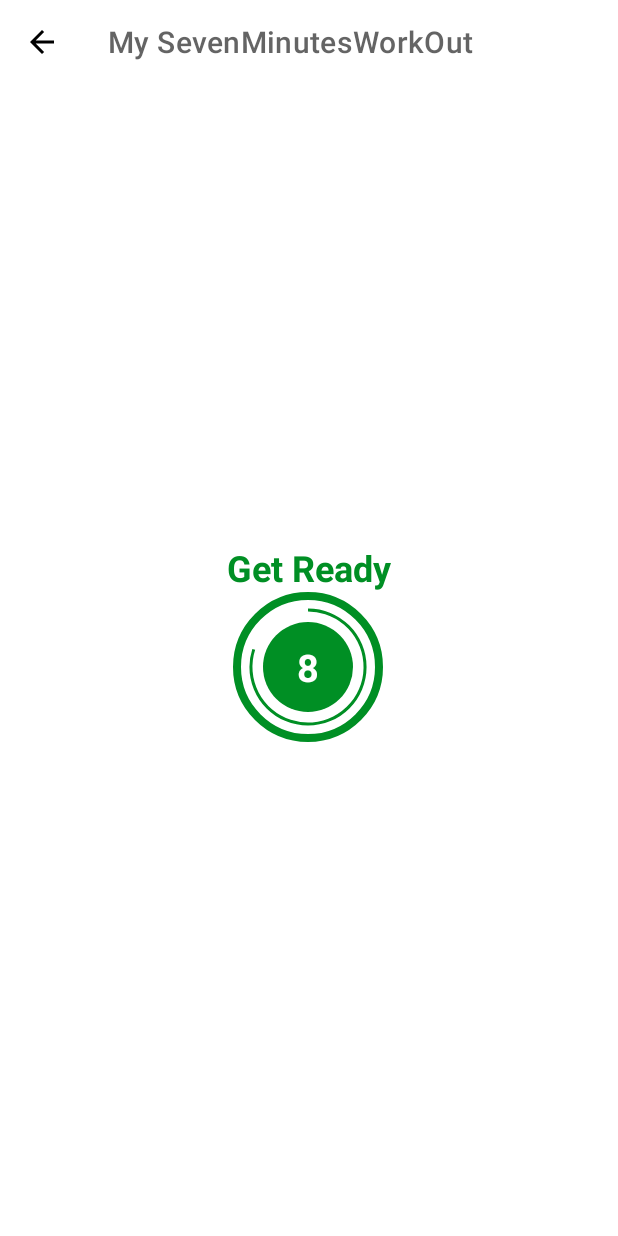
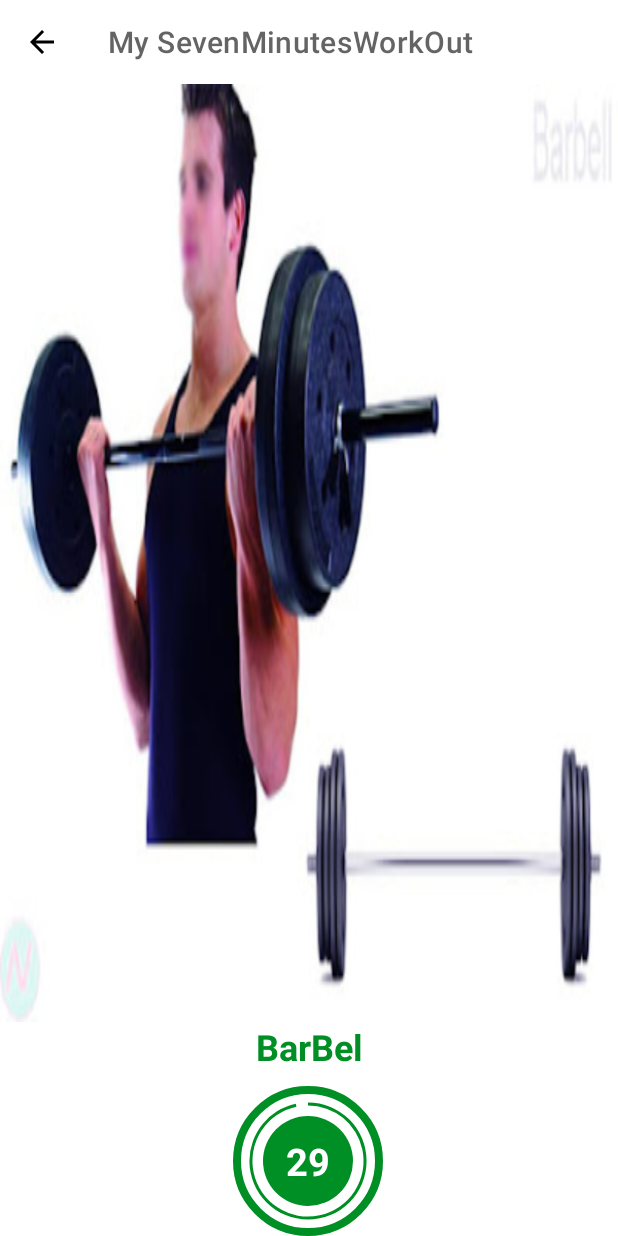
Before and after one commit to Atif123Rasheed/SevenMinutesWorkOut, an Android app: the ExerciseActivity screen opened directly, with no data from a screen before it, on a phone screen of 412 x 824 dp. Run offline under Robolectric (Android 15) with nearby library versions, the phone set to English and light mode, and no system bars.

Commit message:
Commit 2 exercise Screens

```diff
--- /dev/null
+++ b/app/src/main/java/com/example/mysevenminutesworkout/Constants.kt
@@ -0,0 +1,100 @@
+package com.example.mysevenminutesworkout
+
+object Constants {
+    fun defaultExerciseList():ArrayList<ExerciseModels>{
+
+        val exerciseList = ArrayList<ExerciseModels>()
+
+        val barbell = ExerciseModels(
+            1,
+            "BarBel",
+            R.drawable.image_barbell,
+            isExerciseSelected = false,
+            isExerciseCompleted = false
+        )
+        exerciseList.add(barbell)
+
+        val dumbbell = ExerciseModels(
+            2,
+            "Dumb Bell",
+            R.drawable.image_dumb_bell,
+            isExerciseSelected = false,
+            isExerciseCompleted = false
+        )
+        exerciseList.add(dumbbell)
+
+        val jumpingJack = ExerciseModels(
+            3,
+            "Jumping Jacks",
+            R.drawable.image_jumping_jack,
+            isExerciseSelected = false,
+            isExerciseCompleted = false
+        )
+        exerciseList.add(jumpingJack)
+
+        val planks = ExerciseModels(
+            4,
+            "Plank",
+            R.drawable.image_plunk,
+            isExerciseSelected = false,
+            isExerciseCompleted = false
+        )
+        exerciseList.add(planks)
+
+        val pullUps = ExerciseModels(
+            5,
+            "Pull Ups",
+            R.drawable.image_pull_up,
+            isExerciseSelected = false,
+            isExerciseCompleted = false
+        )
+        exerciseList.add(pullUps)
+
+        val pushUps = ExerciseModels(
+            6,
+            "Push Ups",
+            R.drawable.image_push_ups,
+            isExerciseSelected = false,
+            isExerciseCompleted = false
+        )
+        exerciseList.add(pushUps)
+
+        val sitUps = ExerciseModels(
+            7,
+            "Sit Ups",
+            R.drawable.image_sit_ups,
+            isExerciseSelected = false,
+            isExerciseCompleted = false
+        )
+        exerciseList.add(sitUps)
+
+        val standingForwardBend = ExerciseModels(
+            8,
+            "Standing Forward Bands",
+            R.drawable.image_standing_forward_bend,
+            isExerciseSelected = false,
+            isExerciseCompleted = false
+        )
+        exerciseList.add(standingForwardBend)
+
+        val treadmill = ExerciseModels(
+            9,
+            "Treadmill",
+            R.drawable.image_treadmill,
+            isExerciseSelected = false,
+            isExerciseCompleted = false
+        )
+        exerciseList.add(treadmill)
+
+        val weightPlate = ExerciseModels(
+            10,
+            "Weight Plate",
+            R.drawable.image_weight_plate,
+            isExerciseSelected = false,
+            isExerciseCompleted = false
+        )
+        exerciseList.add(weightPlate)
+
+        return exerciseList
+    }
+}
--- a/app/src/main/java/com/example/mysevenminutesworkout/ExerciseActivity.kt
+++ b/app/src/main/java/com/example/mysevenminutesworkout/ExerciseActivity.kt
@@ -4,11 +4,17 @@ import androidx.appcompat.app.AppCompatActivity
 import android.os.Bundle
 import android.os.CountDownTimer
 import android.view.View
+import android.view.View.INVISIBLE
+import android.view.View.VISIBLE
 import android.widget.Toast
 import com.example.mysevenminutesworkout.databinding.ActivityExerciseBinding
 
 class ExerciseActivity : AppCompatActivity() {
     private var binding:ActivityExerciseBinding?= null
+
+    private var mExerciseList: ArrayList<ExerciseModels>? = null
+    private var mCurrentExercisePosition = -1
+    // private var mSelectedExerciseModels: Int = 0
 
     private var restTimer: CountDownTimer? = null
     private var restProgress = 0
@@ -29,13 +35,22 @@ class ExerciseActivity : AppCompatActivity() {
         if (supportActionBar != null){
             supportActionBar?.setDisplayHomeAsUpEnabled(true)
         }
+        mExerciseList = Constants.defaultExerciseList()
         binding?.toolbarExercise?.setNavigationOnClickListener{
             onBackPressed()
         }
+
+
         setUpRestView()
     }
 
     private fun setUpRestView(){
+        binding?.frameLayoutRestProgressBar?.visibility = VISIBLE
+        binding?.tvTitle?.visibility= VISIBLE
+        binding?.tvExerciseName?.visibility= INVISIBLE
+        binding?.frameLayoutExercise?.visibility = INVISIBLE
+        binding?.ivExercise?.visibility= INVISIBLE
+
         if (restTimer!=null){
             restTimer?.cancel()
             restProgress = 0
@@ -45,26 +60,32 @@ class ExerciseActivity : AppCompatActivity() {
     }
 
     private fun setUpExerciseView(){
-       binding?.frameLayoutProgressBar?.visibility = View.INVISIBLE
-        binding?.tvTitle?.text = "Exercise Name"
-        binding?.frameLayoutExercise?.visibility = View.VISIBLE
+       binding?.frameLayoutRestProgressBar?.visibility = INVISIBLE
+        binding?.tvTitle?.visibility= INVISIBLE
+        binding?.tvExerciseName?.visibility= VISIBLE
+        binding?.ivExercise?.visibility= VISIBLE
+        binding?.frameLayoutExercise?.visibility = VISIBLE
 
         if(exerciseTimer!=null){
             exerciseTimer?.cancel()
             exerciseProgress = 0
         }
         setExerciseProgressBar()
+
+        binding?.ivExercise?.setImageResource(mExerciseList!![mCurrentExercisePosition].getExerciseImage())
+        binding?.tvExerciseName?.text = (mExerciseList!![mCurrentExercisePosition].getExerciseName())
     }
 
     private fun setRestProgressBar(){
         binding?.progressBar?.progress = restProgress
-        restTimer = object : CountDownTimer(10000, 1000){
+        restTimer = object : CountDownTimer(1000, 1000){
             override fun onTick(p0: Long) {
                 restProgress++
                 binding?.progressBar?.progress = 10 - restProgress
                 binding?.tvTimer?.text = (10-restProgress).toString()
             }
             override fun onFinish() {
+                mCurrentExercisePosition++
                 setUpExerciseView()
             }
         }.start()
@@ -73,15 +94,22 @@ class ExerciseActivity : AppCompatActivity() {
 
     private fun setExerciseProgressBar(){
         binding?.exerciseProgressBar?.progress = exerciseProgress
-        exerciseTimer = object : CountDownTimer(30000, 1000){
+        exerciseTimer = object : CountDownTimer(3000, 1000){
             override fun onTick(p0: Long) {
                 exerciseProgress++
                 binding?.exerciseProgressBar?.progress = 30 - exerciseProgress
                 binding?.tvExerciseTimer?.text = (30-exerciseProgress).toString()
             }
             override fun onFinish() {
-                Toast.makeText(this@ExerciseActivity,
-                    "Exercise Time Over", Toast.LENGTH_SHORT).show()
+                if(mCurrentExercisePosition <mExerciseList?.size!! - 1){
+                    setUpRestView()
+                }
+                else{
+                    Toast.makeText(this@ExerciseActivity,
+                        "Exercise completed",
+                        Toast.LENGTH_SHORT)
+                        .show()
+                }
             }
         }.start()
 
--- /dev/null
+++ b/app/src/main/java/com/example/mysevenminutesworkout/ExerciseModels.kt
@@ -0,0 +1,41 @@
+package com.example.mysevenminutesworkout
+
+data class ExerciseModels (
+    private var id: Int,
+    private var exerciseName: String,
+    private var exerciseImage: Int,
+    private var isExerciseSelected: Boolean,
+    private var isExerciseCompleted:Boolean
+){
+    fun getId(): Int{
+        return id
+    }
+    fun setId(id:Int){
+        this.id = id
+    }
+    fun getExerciseName(): String{
+        return exerciseName
+    }
+    fun setExerciseName(exerciseName: String){
+        this.exerciseName = exerciseName
+    }
+    fun getExerciseImage(): Int{
+        return exerciseImage
+    }
+    fun setExerciseImage(exerciseImage: Int){
+        this.exerciseImage = exerciseImage
+    }
+    fun getIsExerciseSelected(): Boolean{
+        return isExerciseSelected
+    }
+    fun setIsExerciseSelected(isExerciseSelected: Boolean){
+        this.isExerciseSelected = isExerciseSelected
+    }
+
+    fun getIsExerciseCompleted(): Boolean{
+        return isExerciseCompleted
+    }
+    fun setIsExerciseCompleted(isExerciseCompleted: Boolean){
+        this.isExerciseCompleted = isExerciseCompleted
+    }
+}
--- a/app/src/main/res/layout/activity_exercise.xml
+++ b/app/src/main/res/layout/activity_exercise.xml
@@ -23,14 +23,14 @@
         android:textStyle="bold"
         android:textSize="24sp"
         android:textColor="@color/colorAccent"
-        app:layout_constraintBottom_toTopOf="@+id/frame_layout_progress_bar"
+        app:layout_constraintBottom_toTopOf="@+id/frame_layout_rest_progress_bar"
         app:layout_constraintEnd_toEndOf="parent"
         app:layout_constraintStart_toStartOf="parent"
         >
     </TextView>
 
     <FrameLayout
-        android:id="@+id/frame_layout_progress_bar"
+        android:id="@+id/frame_layout_rest_progress_bar"
         android:layout_width="100dp"
         android:layout_height="100dp"
         android:layout_marginTop="10dp"
@@ -76,6 +76,35 @@
 
     </FrameLayout>
 
+    <ImageView
+        android:id="@+id/iv_exercise"
+        android:layout_width="match_parent"
+        android:layout_height="0dp"
+        android:scaleType="fitXY"
+        android:visibility="invisible"
+        android:src="@drawable/image_jumping_jack"
+        app:layout_constraintBottom_toTopOf="@+id/tv_exercise_name"
+        app:layout_constraintTop_toBottomOf="@+id/toolbar_exercise"
+        app:layout_constraintEnd_toEndOf="parent"
+        app:layout_constraintStart_toStartOf="parent">
+
+    </ImageView>
+
+    <TextView
+        android:id="@+id/tv_exercise_name"
+        android:layout_width="wrap_content"
+        android:layout_height="wrap_content"
+        android:text="@string/jumping_jacks"
+        android:textStyle="bold"
+        android:textSize="24sp"
+        android:visibility="gone"
+        android:textColor="@color/colorAccent"
+        app:layout_constraintTop_toBottomOf="@+id/iv_exercise"
+        app:layout_constraintEnd_toEndOf="parent"
+        app:layout_constraintStart_toStartOf="parent"
+        tools:visibility="visible">
+
+    </TextView>
     <FrameLayout
         android:id="@+id/frame_layout_exercise"
         android:layout_width="100dp"
@@ -88,7 +117,7 @@
         app:layout_constraintEnd_toEndOf="parent"
         app:layout_constraintHorizontal_bias="0.498"
         app:layout_constraintStart_toStartOf="parent"
-        app:layout_constraintTop_toBottomOf="@+id/toolbar_exercise"
+        app:layout_constraintTop_toBottomOf="@+id/tv_exercise_name"
         app:layout_constraintVertical_bias="0.499">
 
         <ProgressBar
--- a/app/src/main/res/values/strings.xml
+++ b/app/src/main/res/values/strings.xml
@@ -2,4 +2,5 @@
     <string name="app_name">My SevenMinutesWorkOut</string>
     <string name="image">start image</string>
     <string name="start">START</string>
+    <string name="jumping_jacks">Jumping Jacks</string>
 </resources>
```
Also changed, not shown: app/src/main/res/drawable-v24/image_barbell.jpg (added), app/src/main/res/drawable-v24/image_dumb_bell.jpg (added), app/src/main/res/drawable-v24/image_jumping_jack.jpg (added), app/src/main/res/drawable-v24/image_plunk.jpg (added), app/src/main/res/drawable-v24/image_pull_up.jpg (added), app/src/main/res/drawable-v24/image_push_ups.jpg (added), app/src/main/res/drawable-v24/image_sit_ups.jpg (added), app/src/main/res/drawable-v24/image_standing_forward_bend.jpg (added), app/src/main/res/drawable-v24/image_treadmill.jpg (added), app/src/main/res/drawable-v24/image_weight_plate.jpg (added).
